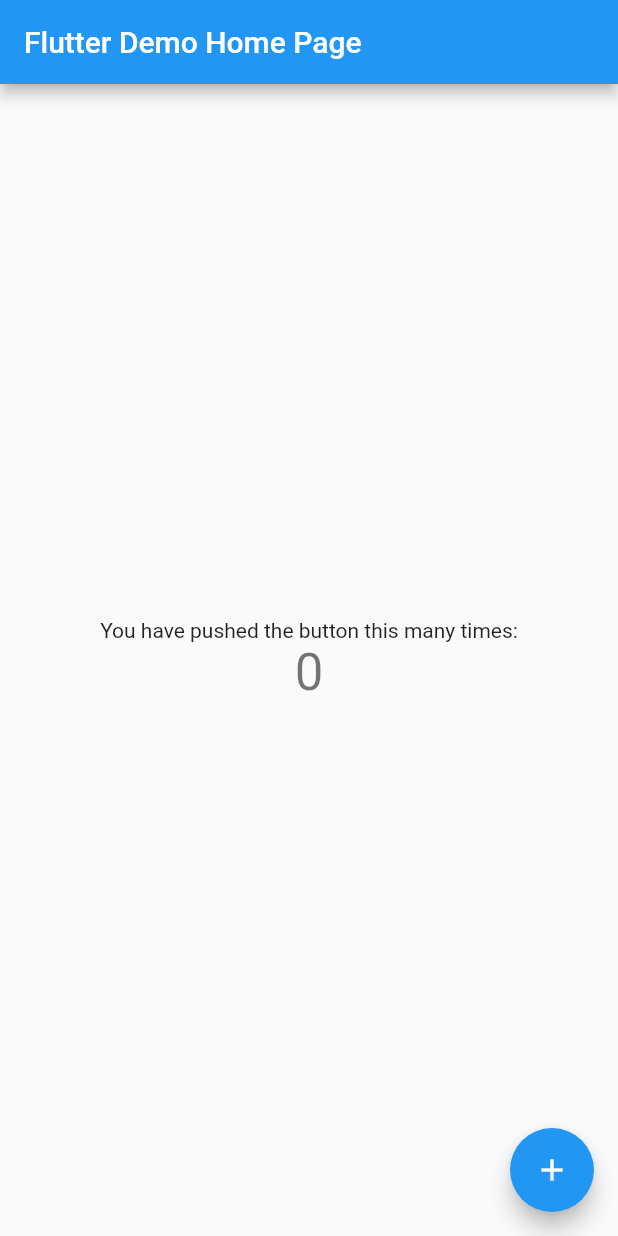
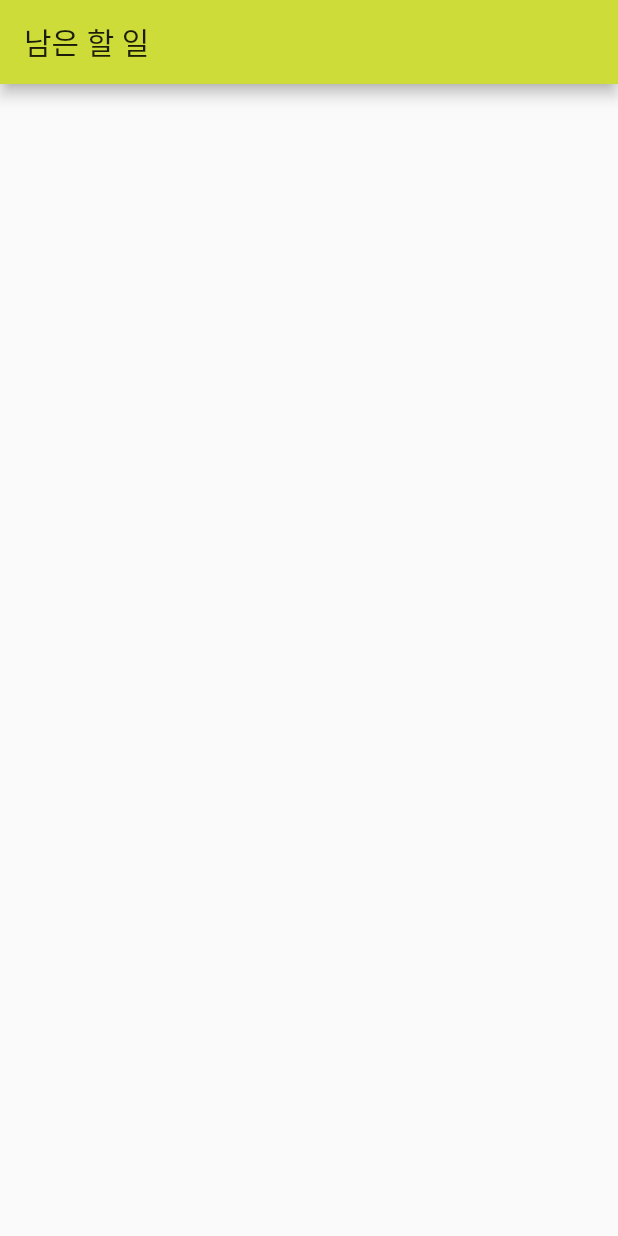
Before and after one commit to chohyeryung/flutter-app-todolist, a Flutter app: the screen it shows after launch, on a phone screen of 412 x 824 dp. Run offline on Flutter 3.47's test engine with Material 2 defaults, Android fonts, the phone set to English and light mode, and no system bars.

Commit message:
#1 기본 코드 준비

```diff
--- a/lib/main.dart
+++ b/lib/main.dart
@@ -9,60 +9,29 @@ class MyApp extends StatelessWidget {
   @override
   Widget build(BuildContext context) {
     return MaterialApp(
-      title: 'Flutter Demo',
+      title: '할 일 관리',
       theme: ThemeData(
-        primarySwatch: Colors.blue,
+        primarySwatch: Colors.lime,
         visualDensity: VisualDensity.adaptivePlatformDensity,
       ),
-      home: MyHomePage(title: 'Flutter Demo Home Page'),
+      home: TodoListPage(),
     );
   }
 }
 
-class MyHomePage extends StatefulWidget {
-  MyHomePage({Key key, this.title}) : super(key: key);
-
-
-  final String title;
-
+class TodoListPage extends StatefulWidget {
   @override
-  _MyHomePageState createState() => _MyHomePageState();
+  _TodoListPageState createState() => _TodoListPageState();
 }
 
-class _MyHomePageState extends State<MyHomePage> {
-  int _counter = 0;
-
-  void _incrementCounter() {
-    setState(() {
-      _counter++;
-    });
-  }
-
+class _TodoListPageState extends State<TodoListPage> {
   @override
   Widget build(BuildContext context) {
     return Scaffold(
       appBar: AppBar(
-        title: Text(widget.title),
+        title:Text('남은 할 일')
       ),
-      body: Center(
-        child: Column(
-          mainAxisAlignment: MainAxisAlignment.center,
-          children: <Widget>[
-            Text(
-              'You have pushed the button this many times:',
-            ),
-            Text(
-              '$_counter',
-              style: Theme.of(context).textTheme.headline4,
-            ),
-          ],
-        ),
-      ),
-      floatingActionButton: FloatingActionButton(
-        onPressed: _incrementCounter,
-        tooltip: 'Increment',
-        child: Icon(Icons.add),
-      ), // This trailing comma makes auto-formatting nicer for build methods.
+      body: Container()
     );
   }
 }
--- /dev/null
+++ b/lib/model/Todo.dart
@@ -0,0 +1,6 @@
+class Todo{
+  bool isDone=false;
+  String title;
+
+  Todo(this.title);
+}
```
